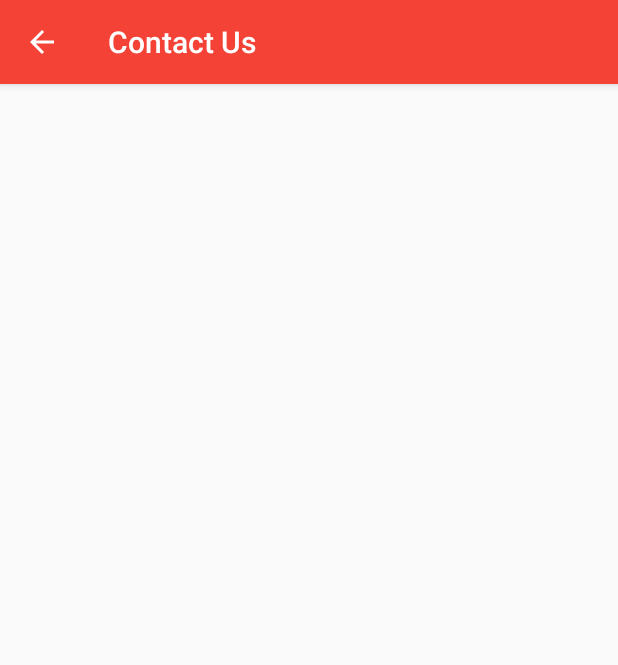
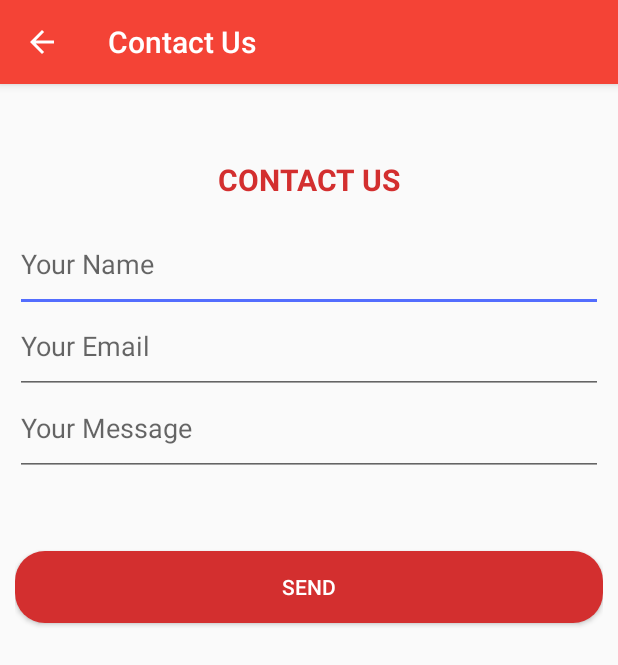
Before and after one commit to Codetribe-DopeCoders/Dope-Coders, an Android app: the Contact screen opened directly, with no data from a screen before it, on a phone screen of 412 x 824 dp. Shown: the top 665 px of the screen. Run offline under Robolectric (Android 15) with nearby library versions, the phone set to English and light mode, and no system bars.

```diff
--- a/app/src/main/AndroidManifest.xml
+++ b/app/src/main/AndroidManifest.xml
@@ -70,7 +70,7 @@
             android:parentActivityName=".HomeActivity" />
         <activity
             android:name=".FaqActivity"
-            android:label="FAQ"
+            android:label="About Us"
             android:parentActivityName=".AboutActivity" />
         <activity
             android:name=".Contact"
--- a/app/src/main/res/layout/activity_about.xml
+++ b/app/src/main/res/layout/activity_about.xml
@@ -11,7 +11,7 @@
         android:id="@+id/numbers"
         style="@style/CategoryStyle"
         android:textColor="@android:color/black"
-        android:text="FAQ"
+        android:text="About Us"
         android:onClick="FAQ" />
 
     <TextView
--- a/app/src/main/res/layout/activity_app.xml
+++ b/app/src/main/res/layout/activity_app.xml
@@ -50,7 +50,8 @@
         android:gravity="center_horizontal"
         android:layout_marginTop="70dp"
         android:textStyle="bold"
-        android:textColor="@color/colorPrimary"
+        android:textSize="20dp"
+        android:textColor="@color/colorPrimaryDark"
         android:text="LICENCES" />
 
 
--- a/app/src/main/res/layout/activity_contact.xml
+++ b/app/src/main/res/layout/activity_contact.xml
@@ -1,9 +1,58 @@
 <?xml version="1.0" encoding="utf-8"?>
-<android.support.constraint.ConstraintLayout xmlns:android="http://schemas.android.com/apk/res/android"
+<LinearLayout xmlns:android="http://schemas.android.com/apk/res/android"
     xmlns:app="http://schemas.android.com/apk/res-auto"
     xmlns:tools="http://schemas.android.com/tools"
     android:layout_width="match_parent"
     android:layout_height="match_parent"
+    android:paddingLeft="10dp"
+    android:paddingRight="10dp"
+    android:orientation="vertical"
     tools:context="com.example.codetribe.palliate.Contact">
 
-</android.support.constraint.ConstraintLayout>
+
+        <TextView
+            android:layout_width="match_parent"
+            android:layout_height="wrap_content"
+            android:text="Contact Us"
+            android:textAllCaps="true"
+            android:paddingTop="50dp"
+            android:paddingBottom="20dp"
+            android:textSize="20dp"
+            android:textStyle="bold"
+            android:gravity="center"
+            android:textColor="@color/colorPrimaryDark" />
+
+        <EditText
+            android:id="@+id/name"
+            android:layout_width="match_parent"
+            android:layout_height="wrap_content"
+            android:textColor="@color/primary_text"
+            android:hint="Your Name"
+            android:paddingBottom="20dp" />
+
+        <EditText
+            android:id="@+id/email"
+            android:layout_width="match_parent"
+            android:layout_height="wrap_content"
+            android:inputType="textEmailAddress"
+            android:textColor="@color/primary_text"
+            android:hint="Your Email"
+            android:paddingBottom="20dp" />
+
+        <EditText
+            android:id="@+id/message"
+            android:layout_width="match_parent"
+            android:layout_height="wrap_content"
+            android:textColor="@color/primary_text"
+            android:hint="Your Message"
+            android:paddingBottom="20dp" />
+
+        <Button
+            android:layout_width="match_parent"
+            android:layout_height="wrap_content"
+            android:layout_marginTop="50dp"
+            android:background="@drawable/button1"
+            android:textColor="#FFFFFF"
+            android:onClick="Submit"
+            android:text="Send" />
+</LinearLayout>
--- a/app/src/main/res/layout/activity_faq.xml
+++ b/app/src/main/res/layout/activity_faq.xml
@@ -1,9 +1,10 @@
 <?xml version="1.0" encoding="utf-8"?>
-<android.support.constraint.ConstraintLayout xmlns:android="http://schemas.android.com/apk/res/android"
+<LinearLayout xmlns:android="http://schemas.android.com/apk/res/android"
     xmlns:app="http://schemas.android.com/apk/res-auto"
     xmlns:tools="http://schemas.android.com/tools"
     android:layout_width="match_parent"
     android:layout_height="match_parent"
     tools:context="com.example.codetribe.palliate.FaqActivity">
 
-</android.support.constraint.ConstraintLayout>
+
+</LinearLayout>
```
